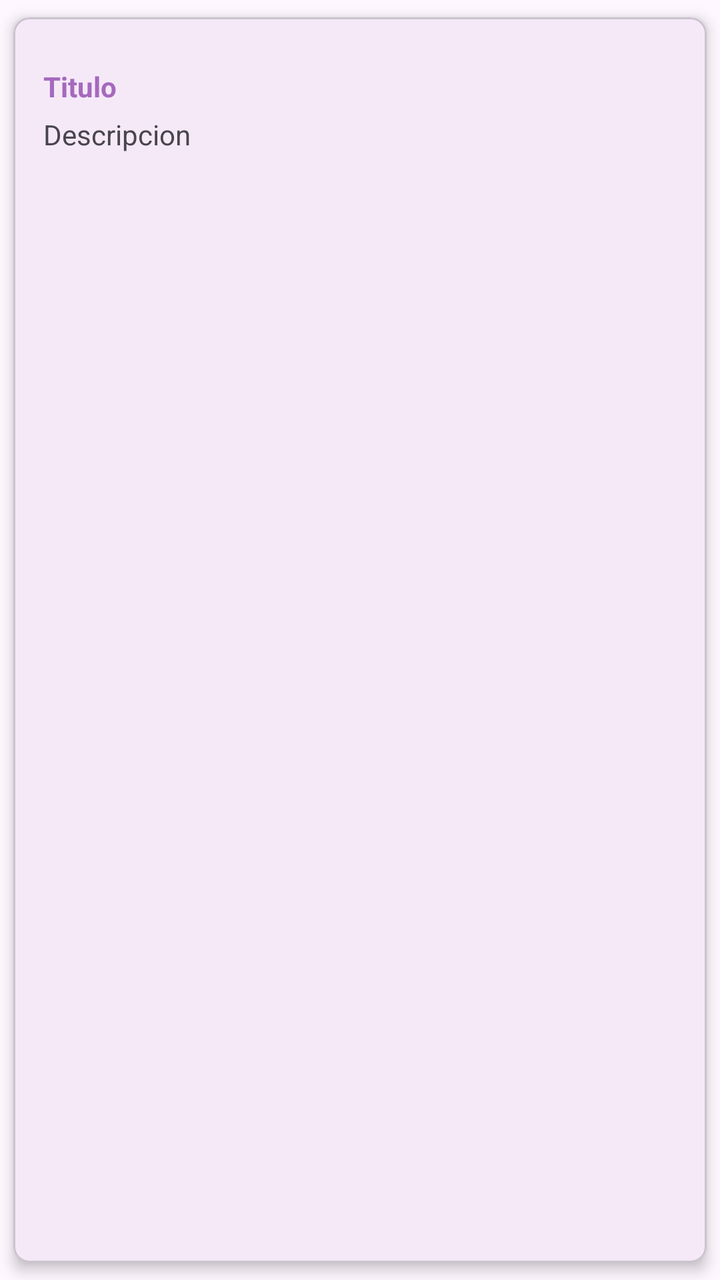
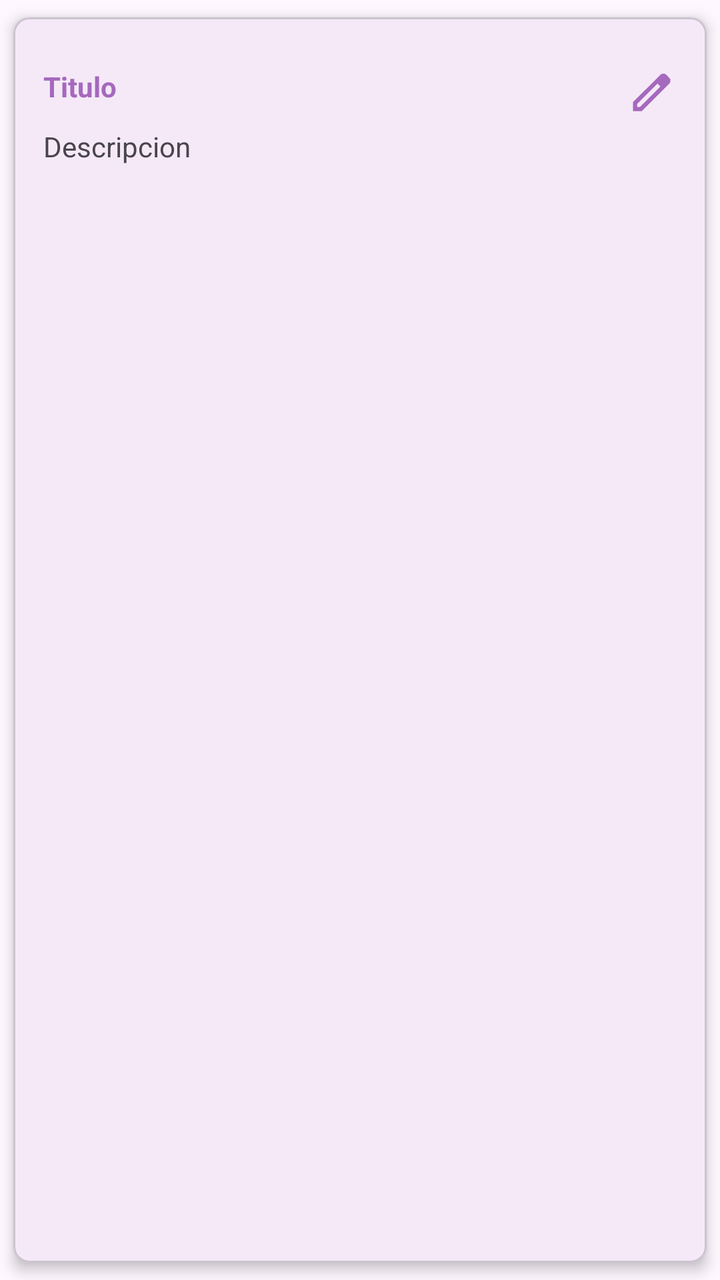

Two renders of the same Android screen: before a commit and after it. Below are the layout's source before the change and the commit's diff.
<!-- AndroidManifest.xml: application theme Theme.Tarea_NotasApp -->
<!-- res/layout/item_nota.xml -->
<?xml version="1.0" encoding="utf-8"?>
 <com.google.android.material.card.MaterialCardView
    xmlns:android="http://schemas.android.com/apk/res/android"
     android:layout_width="match_parent"
     android:layout_height="wrap_content"
     xmlns:app="http://schemas.android.com/apk/res-auto"
     app:cardCornerRadius="8dp"
    app:cardElevation="4dp"
    app:cardUseCompatPadding="true">
    <androidx.appcompat.widget.LinearLayoutCompat
        android:layout_width="match_parent"
        android:layout_height="wrap_content"
        android:orientation="vertical"
        android:padding="15dp">
        
        <RelativeLayout
            android:layout_width="match_parent"
            android:layout_height="wrap_content"
            android:orientation="horizontal"
            android:layout_marginTop="10dp">
            
            <TextView
                android:id="@+id/item_titulo"
                android:text="@string/item_titulo"
                android:textColor="@color/morado"
                android:textStyle="bold"
                android:layout_width="wrap_content"
                android:layout_height="wrap_content"/>
        </RelativeLayout>
        
        <TextView
            android:id="@+id/item_descripcion"
            android:text="@string/item_descripcion"
            android:maxLines="3"
            android:layout_marginTop="5dp"
            android:layout_width="wrap_content"
            android:layout_height="wrap_content">

        </TextView>

    </androidx.appcompat.widget.LinearLayoutCompat>

</com.google.android.material.card.MaterialCardView>
<!-- resources referenced by this layout -->
<resources>
  <color name="morado">#A569BD</color>
  <string name="item_descripcion">Descripcion</string>
  <string name="item_titulo">Titulo</string>
  <style name="Theme.Tarea_NotasApp" parent="Base.Theme.Tarea_NotasApp" />
  <style name="Base.Theme.Tarea_NotasApp" parent="Theme.Material3.DayNight.NoActionBar">
          
         <item name="colorPrimary">@color/morado</item>
          <item name="colorPrimaryVariant">@color/morado</item> 
          <item name="android:statusBarColor">@color/morado</item>
      </style>
</resources>

<!-- the commit's change to res/layout/item_nota.xml (unified diff, before → after) -->
@@ -26,6 +26,15 @@
                 android:textStyle="bold"
                 android:layout_width="wrap_content"
                 android:layout_height="wrap_content"/>
+            
+            <ImageView
+                android:id="@+id/ivActualizar"
+                android:layout_alignParentEnd="true"
+                android:src="@drawable/ic_editar"
+                android:layout_width="25dp"
+                android:layout_height="25dp"/>
+
+            
         </RelativeLayout>
         
         <TextView
<!-- resource entries referenced after the edit -->
@@ -1,6 +1,12 @@
 <!-- resources referenced by this layout -->
 <resources>
   <color name="morado">#A569BD</color>
+  <!-- drawable ic_editar (drawable) -->
+  <vector xmlns:android="http://schemas.android.com/apk/res/android" android:height="24dp" android:tint="#A569BD" android:viewportHeight="960" android:viewportWidth="960" android:width="24dp">
+        
+      <path android:fillColor="@android:color/white" android:pathData="M200,760L257,760L648,369L591,312L200,703L200,760ZM120,840L120,670L648,143Q660,132 674.5,126Q689,120 705,120Q721,120 736,126Q751,132 762,144L817,200Q829,211 834.5,226Q840,241 840,256Q840,272 834.5,286.5Q829,301 817,313L290,840L120,840ZM760,256L760,256L704,200L704,200L760,256ZM619,341L591,312L591,312L648,369L648,369L619,341Z"/>
+      
+  </vector>
   <string name="item_descripcion">Descripcion</string>
   <string name="item_titulo">Titulo</string>
   <style name="Theme.Tarea_NotasApp" parent="Base.Theme.Tarea_NotasApp" />
